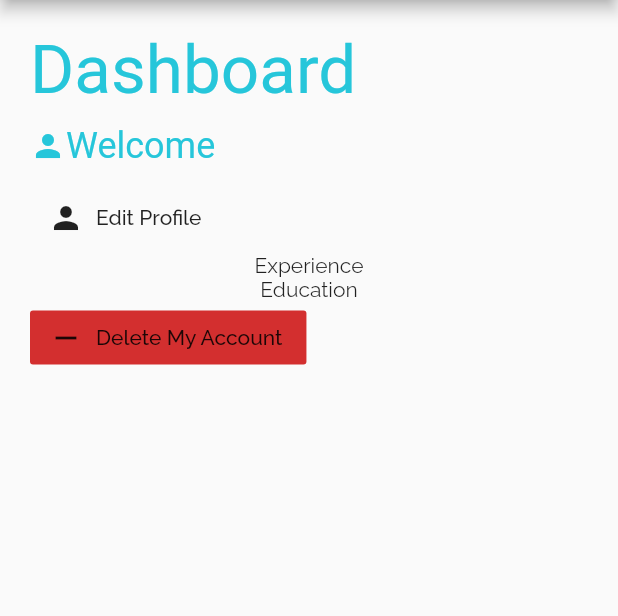
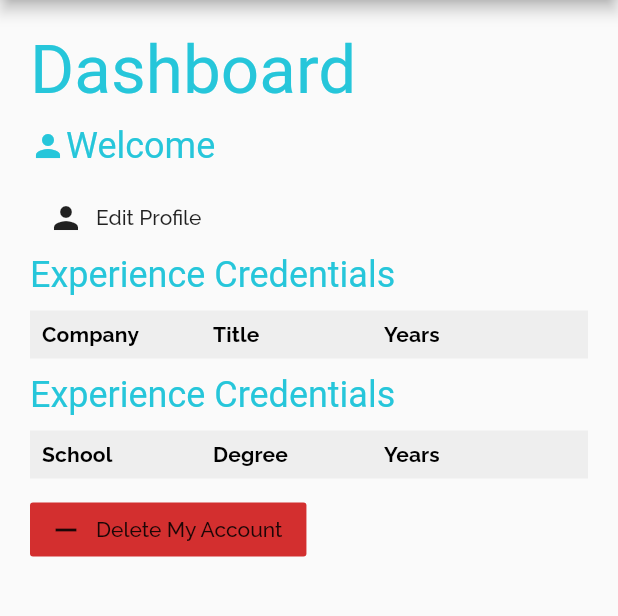
Before and after one commit to pohara60/flutter_dev_connector, a Flutter app: the DashboardView screen opened directly, on a phone screen of 412 x 824 dp, the part 84-700 px from its top. Run offline on Flutter 3.47's test engine with Material 2 defaults, Android fonts, the light colour scheme and no system bars; our stand-ins replace font_awesome_flutter, google_fonts, logger, shared_preferences; accounts and stored records are empty; generated files the repository leaves out were written again.

Commit message:
Dashboard shows Experience and Education

```diff
--- /dev/null
+++ b/lib/utils/date_format.dart
@@ -0,0 +1,10 @@
+import 'package:intl/intl.dart';
+
+class _DateFormat {
+  static final ymdDateFormat = DateFormat('yyyy/MM/dd');
+}
+
+DateFormat getDateFormat() => _DateFormat.ymdDateFormat;
+
+String formatDateRange(from, to) =>
+    '${_DateFormat.ymdDateFormat.format(from)} - ${to == null ? "Now" : _DateFormat.ymdDateFormat.format(to)}';
--- a/lib/views/dashboard_view.dart
+++ b/lib/views/dashboard_view.dart
@@ -2,6 +2,7 @@ import 'package:flutter/material.dart';
 import 'package:flutter_dev_connector/models/profile.dart';
 import 'package:flutter_dev_connector/services/auth_service.dart';
 import 'package:flutter_dev_connector/services/profile_service.dart';
+import 'package:flutter_dev_connector/utils/date_format.dart';
 import 'package:flutter_dev_connector/utils/logger.dart';
 import 'package:flutter_dev_connector/widgets/app_drawer.dart';
 import 'package:provider/provider.dart';
@@ -65,12 +66,16 @@ class DashboardView extends StatelessWidget {
                     ],
                   ),
                 if (profile != null)
-                  Column(
-                    crossAxisAlignment: CrossAxisAlignment.start,
+                  Expanded(
+                    child: ListView(
+                      shrinkWrap: true,
                       children: [
                         DashboardActionsWidget(),
                         ExperienceWidget(profile.experience),
                         EducationWidget(profile.education),
+                        Row(
+                          mainAxisAlignment: MainAxisAlignment.start,
+                          children: [
                             FlatButton.icon(
                               icon: Icon(Icons.remove),
                               color: themeData.errorColor,
@@ -78,6 +83,9 @@ class DashboardView extends StatelessWidget {
                               onPressed: () {},
                             ),
                           ],
+                        ),
+                      ],
+                    ),
                   ),
               ],
             ),
@@ -117,7 +125,76 @@ class ExperienceWidget extends StatelessWidget {
   @override
   Widget build(BuildContext context) {
     log.v('build called');
-    return Center(child: Text('Experience'));
+    final themeData = Theme.of(context);
+    return Column(
+      crossAxisAlignment: CrossAxisAlignment.start,
+      children: [
+        Text('Experience Credentials', style: themeData.textTheme.headline5),
+        SizedBox(height: 10),
+        Table(columnWidths: {
+          3: FixedColumnWidth(30)
+        }, children: [
+          TableRow(
+            decoration: BoxDecoration(
+              color: themeData.backgroundColor,
+            ),
+            children: [
+              PaddedCell('Company', heading: true, themeData: themeData),
+              PaddedCell('Title', heading: true, themeData: themeData),
+              PaddedCell('Years', heading: true, themeData: themeData),
+              PaddedCell('', heading: true, themeData: themeData),
+            ],
+          ),
+          ...experience
+              .map(
+                (exp) => TableRow(
+                  children: [
+                    PaddedCell(exp.company, themeData: themeData),
+                    PaddedCell(exp.title, themeData: themeData),
+                    PaddedCell(formatDateRange(exp.from, exp.to),
+                        themeData: themeData),
+                    FlatButton(
+                      padding: EdgeInsets.all(1),
+                      child: Icon(
+                        Icons.remove,
+                      ),
+                      color: themeData.errorColor,
+                      onPressed: () {},
+                    ),
+                  ],
+                ),
+              )
+              .toList(),
+        ]),
+        SizedBox(height: 10),
+      ],
+    );
+  }
+}
+
+class PaddedCell extends StatelessWidget {
+  const PaddedCell(
+    this.text, {
+    this.themeData,
+    this.heading = false,
+  });
+
+  final ThemeData themeData;
+  final String text;
+  final bool heading;
+
+  @override
+  Widget build(BuildContext context) {
+    return Container(
+      padding: EdgeInsets.all(8),
+      child: Text(
+        text,
+        style: heading
+            ? themeData.textTheme.subtitle2
+                .copyWith(fontWeight: FontWeight.bold)
+            : themeData.textTheme.subtitle2,
+      ),
+    );
   }
 }
 
@@ -130,6 +207,49 @@ class EducationWidget extends StatelessWidget {
   @override
   Widget build(BuildContext context) {
     log.v('build called');
-    return Center(child: Text('Education'));
+    final themeData = Theme.of(context);
+    return Column(
+      crossAxisAlignment: CrossAxisAlignment.start,
+      children: [
+        Text('Experience Credentials', style: themeData.textTheme.headline5),
+        SizedBox(height: 10),
+        Table(columnWidths: {
+          3: FixedColumnWidth(30)
+        }, children: [
+          TableRow(
+            decoration: BoxDecoration(
+              color: themeData.backgroundColor,
+            ),
+            children: [
+              PaddedCell('School', heading: true, themeData: themeData),
+              PaddedCell('Degree', heading: true, themeData: themeData),
+              PaddedCell('Years', heading: true, themeData: themeData),
+              PaddedCell('', heading: true, themeData: themeData),
+            ],
+          ),
+          ...education
+              .map(
+                (edu) => TableRow(
+                  children: [
+                    PaddedCell(edu.school, themeData: themeData),
+                    PaddedCell(edu.degree, themeData: themeData),
+                    PaddedCell(formatDateRange(edu.from, edu.to),
+                        themeData: themeData),
+                    FlatButton(
+                      padding: EdgeInsets.all(1),
+                      child: Icon(
+                        Icons.remove,
+                      ),
+                      color: themeData.errorColor,
+                      onPressed: () {},
+                    ),
+                  ],
+                ),
+              )
+              .toList(),
+        ]),
+        SizedBox(height: 10),
+      ],
+    );
   }
 }
--- a/lib/views/update_profile_view.dart
+++ b/lib/views/update_profile_view.dart
@@ -117,6 +117,7 @@ class _UpdateProfileViewState extends State<UpdateProfileView> {
     try {
       _profile = await Provider.of<ProfileService>(context, listen: false)
           .updateProfile(_profile);
+      Navigator.of(context).pop();
     } catch (error) {
       await showDialog<Null>(
         context: context,
@@ -133,7 +134,6 @@ class _UpdateProfileViewState extends State<UpdateProfileView> {
         ),
       );
     }
-    Navigator.of(context).pop();
   }
 
   @override
--- a/lib/widgets/profile_education.dart
+++ b/lib/widgets/profile_education.dart
@@ -1,6 +1,6 @@
 import 'package:flutter/material.dart';
 import 'package:flutter_dev_connector/models/profile.dart';
-import 'package:intl/intl.dart';
+import 'package:flutter_dev_connector/utils/date_format.dart';
 
 class ProfileEducationWidget extends StatelessWidget {
   final List<Education> education;
@@ -12,7 +12,6 @@ class ProfileEducationWidget extends StatelessWidget {
   @override
   Widget build(BuildContext context) {
     final themeData = Theme.of(context);
-    final dateFormatter = DateFormat('yyyy/MM/dd');
     return Column(
       crossAxisAlignment: CrossAxisAlignment.start,
       children: [
@@ -34,11 +33,7 @@ class ProfileEducationWidget extends StatelessWidget {
                     .copyWith(fontWeight: FontWeight.bold),
               ),
               SizedBox(height: 4),
-              Text(dateFormatter.format(education[index].from) +
-                  ' - ' +
-                  (education[index].to == null
-                      ? 'Now'
-                      : dateFormatter.format(education[index].to))),
+              Text(formatDateRange(education[index].from, education[index].to)),
               SizedBox(height: 4),
               Row(
                 children: [
--- a/lib/widgets/profile_experience_widget.dart
+++ b/lib/widgets/profile_experience_widget.dart
@@ -1,6 +1,6 @@
 import 'package:flutter/material.dart';
 import 'package:flutter_dev_connector/models/profile.dart';
-import 'package:intl/intl.dart';
+import 'package:flutter_dev_connector/utils/date_format.dart';
 
 class ProfileExperienceWidget extends StatelessWidget {
   final List<Experience> experience;
@@ -11,7 +11,6 @@ class ProfileExperienceWidget extends StatelessWidget {
 
   @override
   Widget build(BuildContext context) {
-    final dateFormatter = DateFormat('yyyy/MM/dd');
     final themeData = Theme.of(context);
     return Column(
       crossAxisAlignment: CrossAxisAlignment.start,
@@ -34,11 +33,8 @@ class ProfileExperienceWidget extends StatelessWidget {
                     .copyWith(fontWeight: FontWeight.bold),
               ),
               SizedBox(height: 4),
-              Text(dateFormatter.format(experience[index].from) +
-                  ' - ' +
-                  (experience[index].to == null
-                      ? 'Now'
-                      : dateFormatter.format(experience[index].to))),
+              Text(formatDateRange(
+                  experience[index].from, experience[index].to)),
               SizedBox(height: 4),
               Row(
                 children: [
```
Lines whose indentation alone changed are shown as unchanged.
